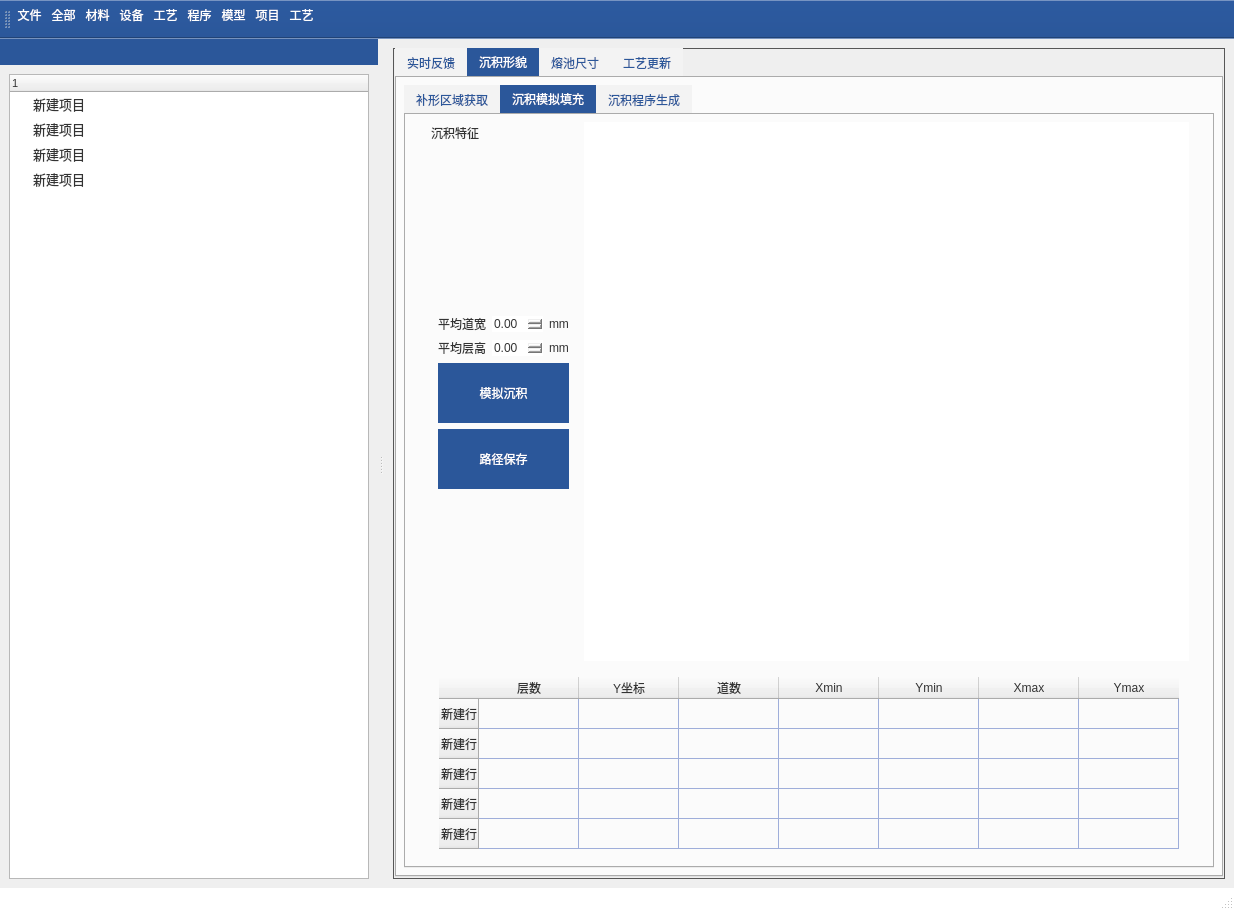
Above: new_thu/UI/main_viewer.ui from mihudaner/THU before the change. Below: the same form after it.
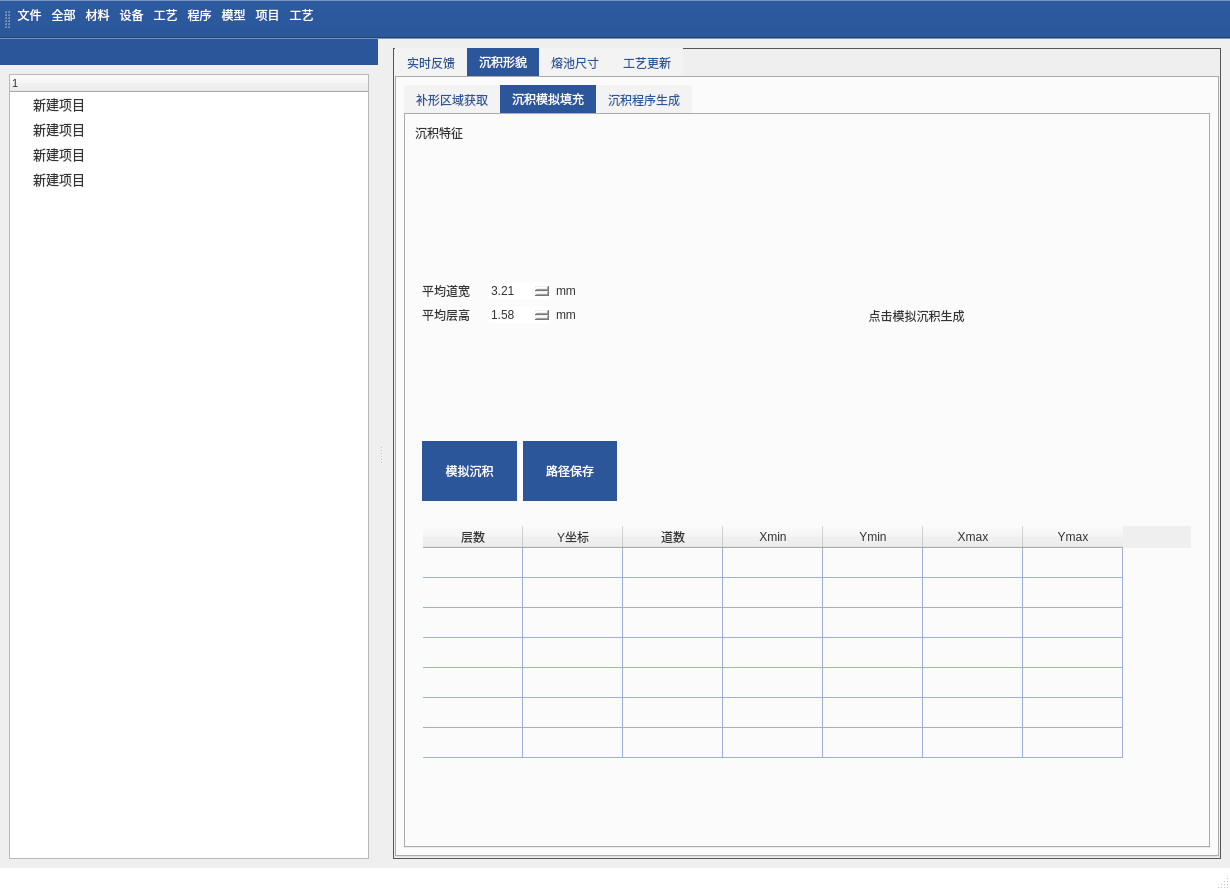
That is the form after the change. The open tabs and pages were chosen to show the change. Icons and pictures are not drawn.

Commit message: 沉积模拟

```diff
--- a/new_thu/UI/main_viewer.ui
+++ b/new_thu/UI/main_viewer.ui
@@ -6,8 +6,8 @@
    <rect>
     <x>0</x>
     <y>0</y>
-    <width>1234</width>
-    <height>910</height>
+    <width>1230</width>
+    <height>890</height>
    </rect>
   </property>
   <property name="maximumSize">
@@ -868,22 +868,9 @@
               </attribute>
               <layout class="QHBoxLayout" name="horizontalLayout_12">
                <item>
-                <spacer name="horizontalSpacer">
-                 <property name="orientation">
-                  <enum>Qt::Horizontal</enum>
-                 </property>
-                 <property name="sizeHint" stdset="0">
-                  <size>
-                   <width>40</width>
-                   <height>20</height>
-                  </size>
-                 </property>
-                </spacer>
-               </item>
+                <layout class="QVBoxLayout" name="verticalLayout_13" stretch="6,5">
                <item>
-                <layout class="QVBoxLayout" name="verticalLayout_13">
-                 <item>
-                  <layout class="QHBoxLayout" name="horizontalLayout_13">
+                  <layout class="QHBoxLayout" name="horizontalLayout_13" stretch="3,8">
                    <item>
                     <widget class="QGroupBox" name="groupBox_3">
                      <property name="sizePolicy">
@@ -910,7 +897,12 @@
                        </widget>
                       </item>
                       <item>
-                       <spacer name="verticalSpacer_2">
+                       <layout class="QVBoxLayout" name="verticalLayout_12">
+                        <property name="topMargin">
+                         <number>20</number>
+                        </property>
+                        <item>
+                         <spacer name="verticalSpacer">
                         <property name="orientation">
                          <enum>Qt::Vertical</enum>
                         </property>
@@ -932,7 +924,14 @@
                          </widget>
                         </item>
                         <item>
-                         <widget class="QDoubleSpinBox" name="doubleSpinBox_2"/>
+                           <widget class="QDoubleSpinBox" name="dsfAvgWBox">
+                            <property name="minimum">
+                             <double>-99.000000000000000</double>
+                            </property>
+                            <property name="value">
+                             <double>3.210000000000000</double>
+                            </property>
+                           </widget>
                         </item>
                         <item>
                          <widget class="QLabel" name="label_12">
@@ -953,7 +952,14 @@
                          </widget>
                         </item>
                         <item>
-                         <widget class="QDoubleSpinBox" name="doubleSpinBox_9"/>
+                           <widget class="QDoubleSpinBox" name="dsfAvgHBox">
+                            <property name="minimum">
+                             <double>-99.000000000000000</double>
+                            </property>
+                            <property name="value">
+                             <double>1.580000000000000</double>
+                            </property>
+                           </widget>
                         </item>
                         <item>
                          <widget class="QLabel" name="label_10">
@@ -965,7 +971,22 @@
                        </layout>
                       </item>
                       <item>
-                       <widget class="QPushButton" name="pushButton_6">
+                         <spacer name="verticalSpacer_2">
+                          <property name="orientation">
+                           <enum>Qt::Vertical</enum>
+                          </property>
+                          <property name="sizeHint" stdset="0">
+                           <size>
+                            <width>20</width>
+                            <height>40</height>
+                           </size>
+                          </property>
+                         </spacer>
+                        </item>
+                        <item>
+                         <layout class="QHBoxLayout" name="horizontalLayout_4">
+                          <item>
+                           <widget class="QPushButton" name="dsfSimuDepBtn">
                         <property name="minimumSize">
                          <size>
                           <width>0</width>
@@ -978,7 +999,7 @@
                        </widget>
                       </item>
                       <item>
-                       <widget class="QPushButton" name="pushButton_5">
+                           <widget class="QPushButton" name="dsfSavePthBtn">
                         <property name="minimumSize">
                          <size>
                           <width>0</width>
@@ -990,62 +1011,63 @@
                         </property>
                        </widget>
                       </item>
-                      <item>
-                       <spacer name="verticalSpacer">
-                        <property name="orientation">
-                         <enum>Qt::Vertical</enum>
-                        </property>
-                        <property name="sizeHint" stdset="0">
-                         <size>
-                          <width>20</width>
-                          <height>40</height>
-                         </size>
-                        </property>
-                       </spacer>
-                      </item>
-                     </layout>
+                         </layout>
+                        </item>
+                       </layout>
+                      </item>
+                     </layout>
                     </widget>
                    </item>
                    <item>
-                    <widget class="QTextBrowser" name="textBrowser_3"/>
+                    <widget class="QLabel" name="dsfSimuDepShowLabel">
+                     <property name="text">
+                      <string>点击模拟沉积生成</string>
+                     </property>
+                     <property name="alignment">
+                      <set>Qt::AlignCenter</set>
+                     </property>
+                    </widget>
                    </item>
                   </layout>
                  </item>
                  <item>
-                  <widget class="QTableWidget" name="tableWidget">
+                  <layout class="QVBoxLayout" name="verticalLayout_7">
+                   <property name="topMargin">
+                    <number>0</number>
+                   </property>
+                   <item>
+                    <widget class="QTableWidget" name="dsfSimuDepTable">
                    <property name="sizePolicy">
-                    <sizepolicy hsizetype="Fixed" vsizetype="Fixed">
+                      <sizepolicy hsizetype="Preferred" vsizetype="Preferred">
                      <horstretch>0</horstretch>
                      <verstretch>0</verstretch>
                     </sizepolicy>
                    </property>
-                   <property name="layoutDirection">
-                    <enum>Qt::LeftToRight</enum>
-                   </property>
-                   <property name="verticalScrollBarPolicy">
-                    <enum>Qt::ScrollBarAlwaysOff</enum>
-                   </property>
-                   <property name="horizontalScrollBarPolicy">
-                    <enum>Qt::ScrollBarAlwaysOff</enum>
-                   </property>
-                   <property name="sizeAdjustPolicy">
-                    <enum>QAbstractScrollArea::AdjustToContents</enum>
-                   </property>
-                   <attribute name="horizontalHeaderCascadingSectionResizes">
-                    <bool>false</bool>
-                   </attribute>
-                   <attribute name="horizontalHeaderStretchLastSection">
+                     <property name="tabKeyNavigation">
+                      <bool>true</bool>
+                     </property>
+                     <property name="showDropIndicator" stdset="0">
+                      <bool>true</bool>
+                     </property>
+                     <attribute name="horizontalHeaderDefaultSectionSize">
+                      <number>100</number>
+                     </attribute>
+                     <attribute name="verticalHeaderVisible">
                     <bool>false</bool>
                    </attribute>
                    <attribute name="verticalHeaderCascadingSectionResizes">
                     <bool>true</bool>
                    </attribute>
-                   <attribute name="verticalHeaderShowSortIndicator" stdset="0">
-                    <bool>true</bool>
-                   </attribute>
-                   <attribute name="verticalHeaderStretchLastSection">
-                    <bool>false</bool>
-                   </attribute>
+                     <row>
+                      <property name="text">
+                       <string>新建行</string>
+                      </property>
+                     </row>
+                     <row>
+                      <property name="text">
+                       <string>新建行</string>
+                      </property>
+                     </row>
                    <row>
                     <property name="text">
                      <string>新建行</string>
@@ -1110,18 +1132,7 @@
                  </item>
                 </layout>
                </item>
-               <item>
-                <spacer name="horizontalSpacer_2">
-                 <property name="orientation">
-                  <enum>Qt::Horizontal</enum>
-                 </property>
-                 <property name="sizeHint" stdset="0">
-                  <size>
-                   <width>40</width>
-                   <height>20</height>
-                  </size>
-                 </property>
-                </spacer>
+                </layout>
                </item>
               </layout>
              </widget>
```
Left out of the diff: 14 changed lines with no effect on the pictures. Lines whose indentation alone changed are shown as unchanged. The commit also changes 6 other files.
